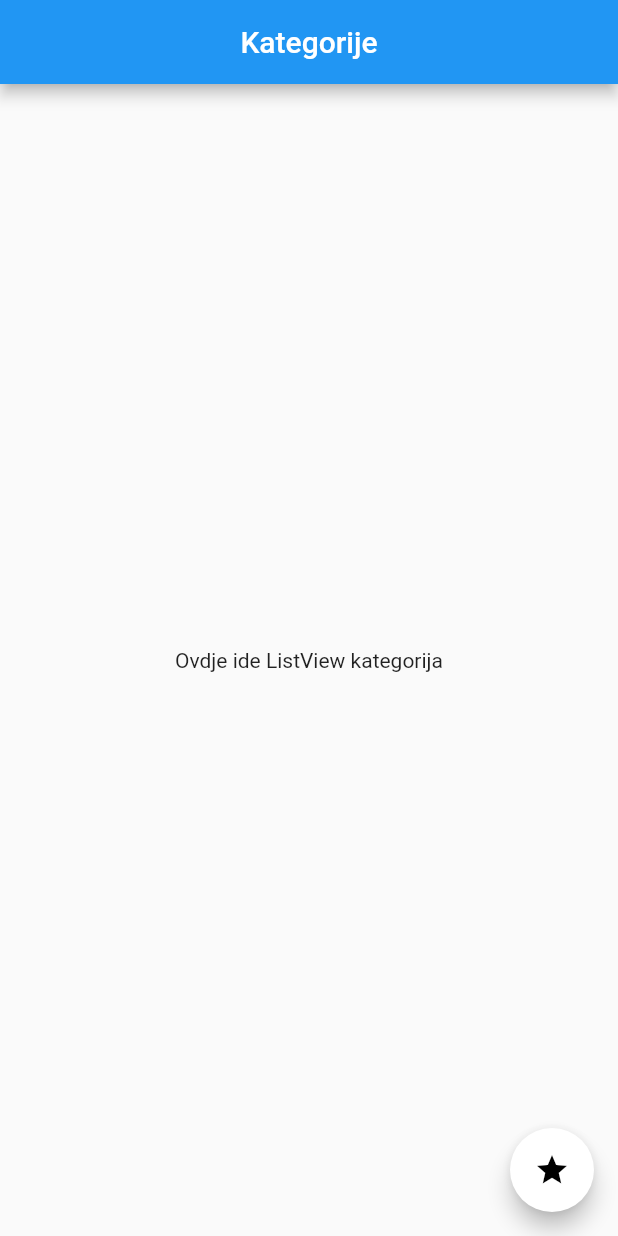
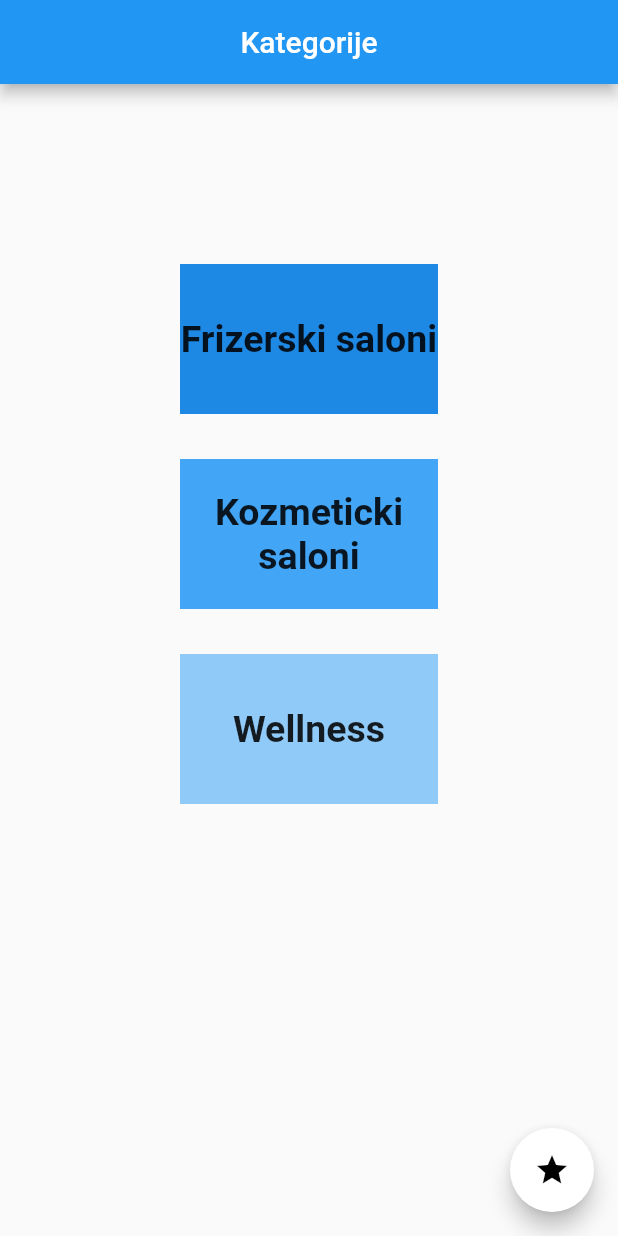
Before and after one commit to nejlaban/flutter-app, a Flutter app: the screen it shows after launch, on a phone screen of 412 x 824 dp. Run offline on Flutter 3.47's test engine with Material 2 defaults, Android fonts, the light colour scheme and no system bars.

Commit message:
Add ListView with categories

```diff
--- a/lib/screens/categories_screen.dart
+++ b/lib/screens/categories_screen.dart
@@ -1,6 +1,8 @@
 import 'package:flutter/material.dart';
 
 import './category_items_screen.dart';
+
+import 'package:flutter_app/dummy_category_data.dart';
 
 class CategoriesScreen extends StatelessWidget {
   @override
@@ -13,10 +15,53 @@ class CategoriesScreen extends StatelessWidget {
         centerTitle: true,
       ),
       body: Center(
-        child: Text(
-          'Ovdje ide ListView kategorija',
-        ),
-      ),
+          child: ListView(
+        padding: const EdgeInsets.all(120),
+        children: <Widget>[
+          Container(
+            height: 100,
+            color: Colors.blue[600],
+            child: const Center(
+                child: Text(
+              'Frizerski saloni',
+              textAlign: TextAlign.center,
+              style: TextStyle(
+                fontWeight: FontWeight.bold,
+                fontSize: 25,
+              ),
+            )),
+          ),
+          SizedBox(height: 30),
+          Container(
+            height: 100,
+            color: Colors.blue[400],
+            child: const Center(
+                child: Text(
+              'Kozmeticki saloni',
+              textAlign: TextAlign.center,
+              style: TextStyle(
+                fontWeight: FontWeight.bold,
+                fontSize: 25,
+              ),
+            )),
+          ),
+          SizedBox(height: 30),
+          Container(
+            height: 100,
+            color: Colors.blue[200],
+            child: const Center(
+                child: Text(
+              'Wellness',
+              textAlign: TextAlign.center,
+              style: TextStyle(
+                fontWeight: FontWeight.bold,
+                fontSize: 25,
+              ),
+            )),
+          ),
+          SizedBox(height: 30),
+        ],
+      )),
       floatingActionButton: FloatingActionButton(
         child: Icon(
           Icons.star,
```
